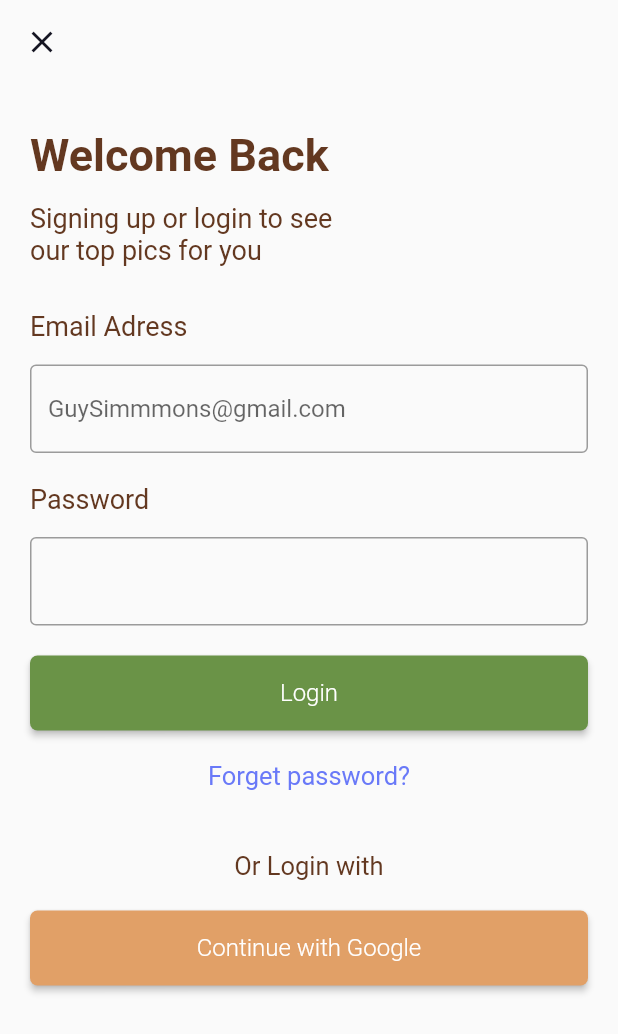
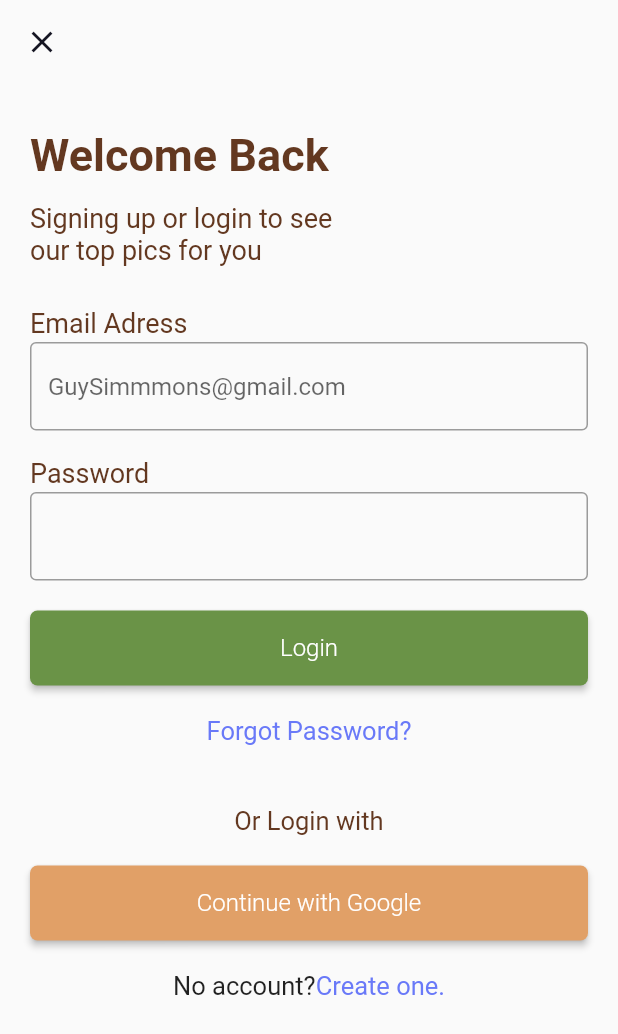
Before and after one commit to Karthik-Sunil-K/Flutter-App-Naturewooden-TATOS, a Flutter app: the screen it shows after launch, on a phone screen of 412 x 824 dp. Shown: the top 1034 px of the screen. Run offline on Flutter 3.47's test engine with Material 2 defaults, Android fonts, the phone set to English and light mode, and no system bars; Roboto replaces fonts that are missing (SF Pro Text).

Commit message:
forgot label and log nutton custom widget

```diff
--- a/naturewooden/lib/login.dart
+++ b/naturewooden/lib/login.dart
@@ -1,6 +1,9 @@
 import 'package:flutter/material.dart';
 import 'package:naturewooden/widgets/welcomeText.dart';
 import 'package:naturewooden/widgets/textfieldWidgets.dart';
+import 'package:naturewooden/widgets/logSignButtons.dart';
+
+
 
 
 
@@ -26,96 +29,14 @@ class LoginPage extends StatelessWidget {
               loginWelcomeText(),
               SizedBox(height: 10,),
               textFieldHeads(textFieldLabel: 'Email Adress'),
-              Container(
-                padding: EdgeInsets.fromLTRB(20, 15, 20, 0),
-                child: Column(
-                  children: [
-                    TextField(
-                      decoration: InputDecoration(
-                        focusedBorder: OutlineInputBorder(
-                            borderSide: BorderSide(color: Color(0xff633820))),
-                        focusColor: Color(0xff633820),
-
-                        border: OutlineInputBorder(
-                            borderSide: BorderSide(color: Colors.green)),
-                        hintText: 'GuySimmmons@gmail.com',
-                        // labelText: "Enter Email",
-                        labelStyle: TextStyle(color: Color(0xff633820)),
-                        // fillColor: Colors.grey,
-                        //fillColor: Colors.green
-                      ),
-                      keyboardType: TextInputType.emailAddress,
-                    ),
-                  ],
-                ),
-              ),
-              Container(
-                padding: EdgeInsets.fromLTRB(20, 20, 0, 0),
-                child: Text(
-                  'Password',
-                  style: TextStyle(color: Color(0xff633820), fontSize: 18),
-                ),
-              ),
-              Container(
-                padding: EdgeInsets.fromLTRB(20, 15, 20, 0),
-                child: Column(
-                  children: [
-                    TextField(
-                      decoration: InputDecoration(
-                        focusedBorder: OutlineInputBorder(
-                            borderSide: BorderSide(color: Color(0xff633820))),
-                        focusColor: Color(0xff633820),
-
-                        border: OutlineInputBorder(
-                            borderSide: BorderSide(color: Colors.green)),
-                        // labelText: "Enter Email",
-                        labelStyle: TextStyle(color: Color(0xff633820)),
-                        // fillColor: Colors.grey,
-                        //fillColor: Colors.green
-                      ),
-                      keyboardType: TextInputType.visiblePassword,
-                      obscureText: true,
-                    ),
-                  ],
-                ),
-              ),
-              Container(
-                padding: EdgeInsets.fromLTRB(20, 20, 20, 0),
-                width: double.infinity,
-                height: 70,
-                child: RaisedButton(
-                  shape: RoundedRectangleBorder(
-                      borderRadius: BorderRadius.circular(5)),
-                  color: Color(0xff6A9347),
-                  child: Text(
-                    'Login',
-                    style: TextStyle(
-                        fontSize: 16,
-                        fontFamily: 'SF Pro Text',
-                        fontWeight: FontWeight.w300),
-                  ),
-                  textColor: Colors.white,
-                  onPressed: () {},
-                ),
-              ),
-              Container(
-                alignment: Alignment.center,
-                padding: EdgeInsets.only(top: 20),
-                child: InkWell(
-                  child: Text(
-                    'Forget password?',
-                    style: TextStyle(
-                        fontSize: 17,
-                        fontFamily: 'SF Pro Text',
-                        fontWeight: FontWeight.w400,
-                        color: Color(0xff6979F8)),
-                  ),
-                ),
-              ),
+              textFieldBox(hintTextEmail: 'GuySimmmons@gmail.com',hiding: false),
+              textFieldHeads(textFieldLabel: 'Password'),
+              textFieldBox(hiding: true),
+              logSignButton(buttonText:'Login'),
+              forgotLabel(normalText: '',inkWell:'Forgot Password?'),
                Container(
                 alignment: Alignment.center,
                 padding: EdgeInsets.only(top: 40),
-
                   child: Text(
                     'Or Login with',
                     style: TextStyle(
@@ -144,6 +65,7 @@ class LoginPage extends StatelessWidget {
                   onPressed: () {},
                 ),
               ),
+              forgotLabel(normalText:'No account?',inkWell:'Create one.'),
             ],
           ),
         ),
--- a/naturewooden/lib/signUp.dart
+++ b/naturewooden/lib/signUp.dart
@@ -1,6 +1,7 @@
 import 'package:flutter/material.dart';
 import 'package:naturewooden/widgets/welcomeText.dart';
-
+import 'package:naturewooden/widgets/textfieldWidgets.dart';
+import 'package:naturewooden/widgets/logSignButtons.dart';
 
 class SignUpPage extends StatelessWidget {
   @override
@@ -18,12 +19,20 @@ class SignUpPage extends StatelessWidget {
         ),
         body: SingleChildScrollView(
           child: Column(
-
-            crossAxisAlignment: CrossAxisAlignment.center,
+            crossAxisAlignment: CrossAxisAlignment.start,
             children: [
-            Container(
-              alignment: Alignment.center,
-              child: signWelcomeText())
+              Container(
+                alignment: Alignment.center,
+                child: signWelcomeText(),
+              ),
+              SizedBox(height: 10,),
+              textFieldHeads(textFieldLabel: 'Email Adrexxx',padTop:5 ),
+              textFieldBox(hintTextEmail: 'GuySimmmons@gmail.com',hiding: false,padTop:5),
+              textFieldHeads(textFieldLabel: 'Password',padTop:5 ),
+              textFieldBox(hiding: true,padTop:5 ),
+              textFieldHeads(textFieldLabel: 'Confirm Password',padTop:5 ),
+              textFieldBox(hiding: true),
+              logSignButton(buttonText:'Get stared')
             ],
           ),
         ),
--- /dev/null
+++ b/naturewooden/lib/widgets/logSignButtons.dart
@@ -0,0 +1,49 @@
+import 'package:flutter/material.dart';
+
+Widget logSignButton({String buttonText}) {
+  return Container(
+    padding: EdgeInsets.fromLTRB(20, 20, 20, 0),
+    width: double.infinity,
+    height: 70,
+    child: RaisedButton(
+      shape: RoundedRectangleBorder(borderRadius: BorderRadius.circular(5)),
+      color: Color(0xff6A9347),
+      child: Text(
+        buttonText,
+        style: TextStyle(
+            fontSize: 16,
+            fontFamily: 'SF Pro Text',
+            fontWeight: FontWeight.w300),
+      ),
+      textColor: Colors.white,
+      onPressed: () {},
+    ),
+  );
+}
+
+Widget forgotLabel({String normalText, String inkWell}) {
+  return Container(
+    alignment: Alignment.center,
+    padding: EdgeInsets.only(top: 20),
+    child: Row(
+      mainAxisAlignment: MainAxisAlignment.center,
+      children: [
+        Text(
+          normalText,
+          style: TextStyle(fontSize: 17),
+        ),
+        InkWell(
+          child: Text(
+            inkWell,
+            style: TextStyle(
+              fontSize: 17,
+              fontFamily: 'SF Pro Text',
+              fontWeight: FontWeight.w400,
+              color: Color(0xff6979F8),
+            ),
+          ),
+        ),
+      ],
+    ),
+  );
+}
--- a/naturewooden/lib/widgets/textfieldWidgets.dart
+++ b/naturewooden/lib/widgets/textfieldWidgets.dart
@@ -1,11 +1,37 @@
 import 'package:flutter/material.dart';
 
-Widget textFieldHeads({String textFieldLabel}) {
+Widget textFieldHeads({String textFieldLabel, double padTop}) {
   return Container(
-    padding: EdgeInsets.fromLTRB(20, 20, 0, 0),
+    padding: EdgeInsets.fromLTRB(20, 18, 0, 0),
     child: Text(
       textFieldLabel,
       style: TextStyle(color: Color(0xff633820), fontSize: 18),
     ),
   );
 }
+
+Widget textFieldBox({String hintTextEmail, bool hiding, double padTop}) {
+  return Container(
+    padding: EdgeInsets.fromLTRB(20, 2, 20, 0),
+    child: Column(
+      children: [
+        TextField(
+          decoration: InputDecoration(
+            focusedBorder: OutlineInputBorder(
+                borderSide: BorderSide(color: Color(0xff633820))),
+            focusColor: Color(0xff633820),
+            border:
+                OutlineInputBorder(borderSide: BorderSide(color: Colors.green)),
+            hintText: hintTextEmail,
+            // labelText: "Enter Email",
+            labelStyle: TextStyle(color: Color(0xff633820)),
+            // fillColor: Colors.grey,
+            //fillColor: Colors.green
+          ),
+          keyboardType: TextInputType.emailAddress,
+          obscureText: hiding,
+        ),
+      ],
+    ),
+  );
+}
```
